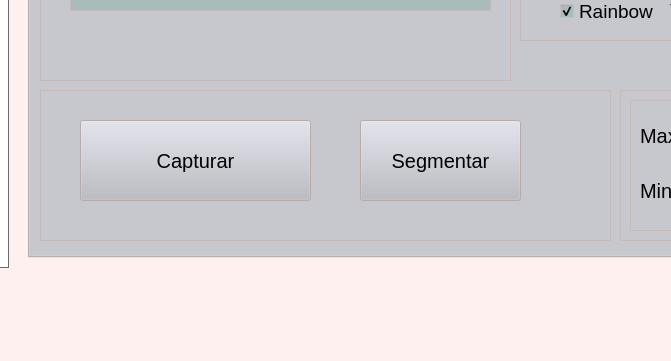
The window that form.ui (blotero/FEET-GUI) describes before a commit, drawn with Qt 5; both pictures show x 192 to 863 and y 439 to 800 of the 1242 by 800 pixel window.
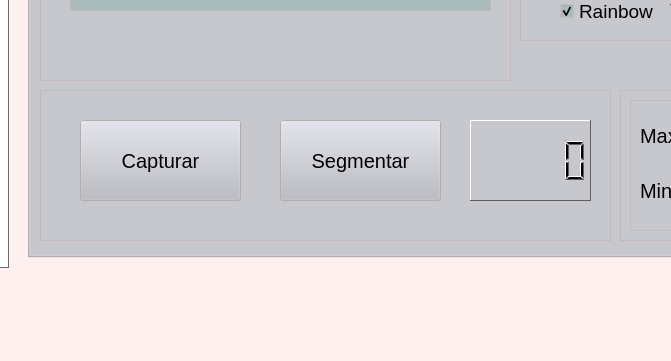
The same window after the commit. The open tabs and pages were chosen to show the change. Icons and pictures are not drawn.

Commit message: Added basic timer feature

Diff of the .ui file:
```diff
--- a/form.ui
+++ b/form.ui
@@ -596,7 +596,7 @@
       <widget class="QPushButton" name="segButton">
        <property name="geometry">
         <rect>
-         <x>320</x>
+         <x>240</x>
          <y>30</y>
          <width>161</width>
          <height>81</height>
@@ -619,7 +619,7 @@
         <rect>
          <x>40</x>
          <y>30</y>
-         <width>231</width>
+         <width>161</width>
          <height>81</height>
         </rect>
        </property>
@@ -632,6 +632,26 @@
         <string>Capturar</string>
        </property>
       </widget>
+      <widget class="QLCDNumber" name="lcdNumber">
+       <property name="geometry">
+        <rect>
+         <x>430</x>
+         <y>30</y>
+         <width>121</width>
+         <height>81</height>
+        </rect>
+       </property>
+       <property name="font">
+        <font>
+         <pointsize>20</pointsize>
+         <weight>75</weight>
+         <bold>true</bold>
+        </font>
+       </property>
+       <property name="frameShape">
+        <enum>QFrame::Panel</enum>
+       </property>
+      </widget>
      </widget>
      <widget class="QFrame" name="frame_6">
       <property name="geometry">
```
Left out of the diff: 2 changed lines with no effect on the pictures. The commit also changes 1 other file.
